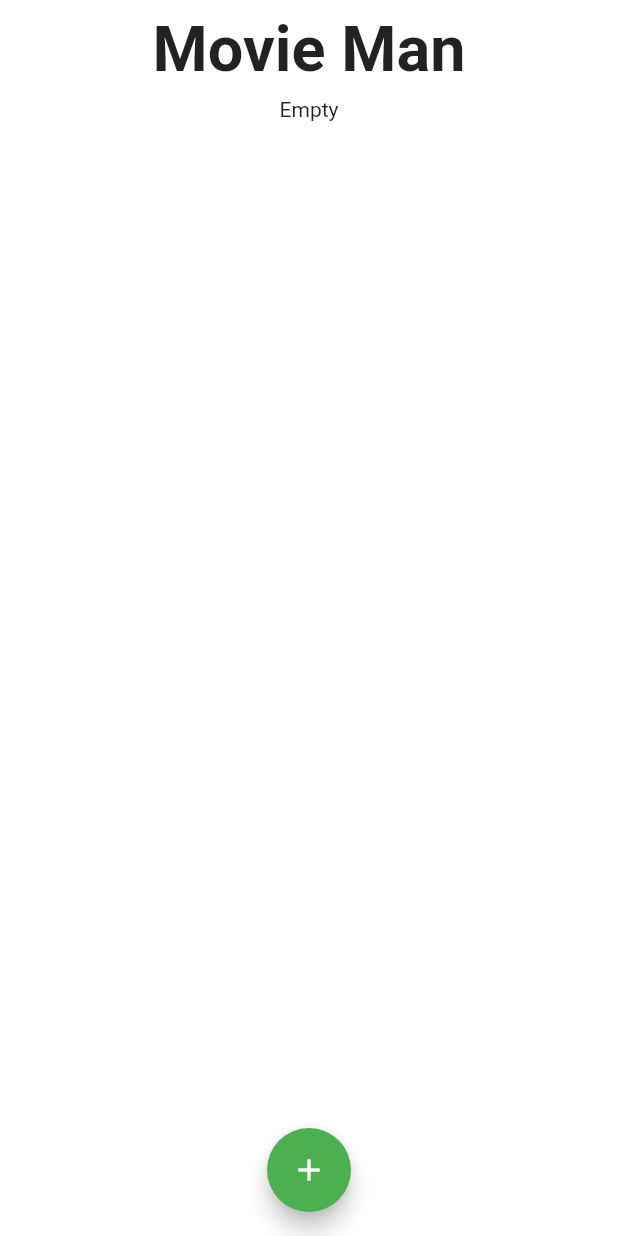
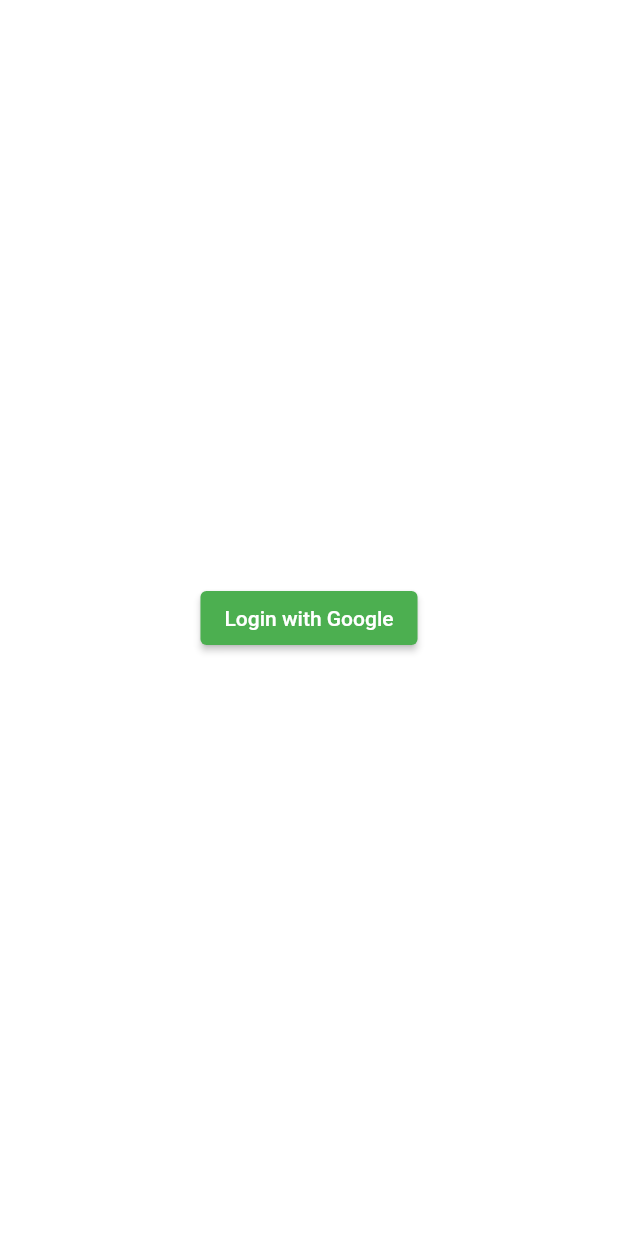
Before and after one commit to LeonEstrak/movie_man, a Flutter app: the screen it shows after launch, on a phone screen of 412 x 824 dp. Run offline on Flutter 3.47's test engine with Material 2 defaults, Android fonts, the light colour scheme and no system bars; our stand-ins replace firebase_auth, firebase_core, google_sign_in, hive, hive_flutter, image_picker; accounts and stored records are empty.

Commit message:
Implemented Google OAuth

```diff
--- a/lib/Home/HomePage.dart
+++ b/lib/Home/HomePage.dart
@@ -3,6 +3,7 @@
 import 'package:hive_flutter/hive_flutter.dart';
 import 'package:movie_man/AddMovie.dart';
 import 'package:movie_man/Home/MovieItemCard.dart';
+import 'package:movie_man/Services/Authentication.dart';
 import 'package:movie_man/Services/Database.dart';
 
 class HomePage extends StatefulWidget {
@@ -54,6 +55,7 @@
       floatingActionButton: FloatingActionButton(
         onPressed: () {
           setState(() {
+            // Authentication.signOut();
             showModalBottomSheet(
               context: context,
               isScrollControlled: true,
--- /dev/null
+++ b/lib/Login/Login.dart
@@ -0,0 +1,25 @@
+import 'package:flutter/material.dart';
+import 'package:movie_man/Services/Authentication.dart';
+
+class Login extends StatefulWidget {
+  const Login({Key? key}) : super(key: key);
+
+  @override
+  _LoginState createState() => _LoginState();
+}
+
+class _LoginState extends State<Login> {
+  @override
+  Widget build(BuildContext context) {
+    return Scaffold(
+      body: Center(
+        child: ElevatedButton(
+          child: Text("Login with Google"),
+          onPressed: () {
+            Authentication.signInWithGoogle();
+          },
+        ),
+      ),
+    );
+  }
+}
--- /dev/null
+++ b/lib/Services/Authentication.dart
@@ -0,0 +1,30 @@
+import 'package:firebase_auth/firebase_auth.dart';
+import 'package:flutter/cupertino.dart';
+import 'package:google_sign_in/google_sign_in.dart';
+
+class Authentication extends ChangeNotifier {
+  static FirebaseAuth auth = FirebaseAuth.instance;
+  static final googleSignIn = GoogleSignIn();
+
+  static GoogleSignInAccount? _user;
+
+  static GoogleSignInAccount? get user => _user;
+
+  static Future signInWithGoogle() async {
+    final googleUser = await googleSignIn.signIn();
+    if (googleUser == null) return;
+    _user = googleUser;
+
+    final googleAuth = await googleUser.authentication;
+
+    final credential = GoogleAuthProvider.credential(
+        accessToken: googleAuth.accessToken, idToken: googleAuth.idToken);
+
+    await auth.signInWithCredential(credential);
+  }
+
+  static Future signOut() async {
+    await googleSignIn.disconnect();
+    auth.signOut();
+  }
+}
--- a/lib/main.dart
+++ b/lib/main.dart
@@ -1,14 +1,21 @@
+import 'package:firebase_auth/firebase_auth.dart';
 import 'package:flutter/material.dart';
 import 'package:hive/hive.dart';
 import 'package:hive_flutter/hive_flutter.dart';
 import 'package:movie_man/Home/HomePage.dart';
+import 'package:movie_man/Login/Login.dart';
+import 'package:movie_man/Services/Authentication.dart';
 import 'package:movie_man/Services/Database.dart';
+import 'package:firebase_core/firebase_core.dart';
 
 void main() async {
+  WidgetsFlutterBinding.ensureInitialized();
   await Hive.initFlutter();
   Hive.registerAdapter(MovieModelAdapter());
 
   await Hive.openBox<MovieModel>('data');
+
+  await Firebase.initializeApp();
   runApp(MainApp());
 }
 
@@ -28,6 +35,26 @@
 
   @override
   Widget build(BuildContext context) {
-    return HomePage();
+    return StreamBuilder(
+      stream: Authentication.auth.authStateChanges(),
+      builder: (BuildContext context, AsyncSnapshot<User?> snapshot) {
+        if (snapshot.connectionState == ConnectionState.waiting)
+          return Scaffold(
+            body: Center(
+              child: CircularProgressIndicator(),
+            ),
+          );
+        if (snapshot.hasData) {
+          return HomePage();
+        } else if (snapshot.hasError) {
+          return Scaffold(
+            body: Center(
+              child: Text(snapshot.error.toString()),
+            ),
+          );
+        }
+        return Login();
+      },
+    );
   }
 }
--- a/pubspec.yaml
+++ b/pubspec.yaml
@@ -32,6 +32,9 @@
   hive_flutter: ^1.1.0
   path_provider: ^2.0.2
   path: ^1.8.0
+  firebase_auth: ^3.0.1
+  google_sign_in: ^5.0.7
+  provider: ^5.0.0
 
 dev_dependencies:
   flutter_test:
```
Also changed, not shown: pubspec.lock, 3 other files.
